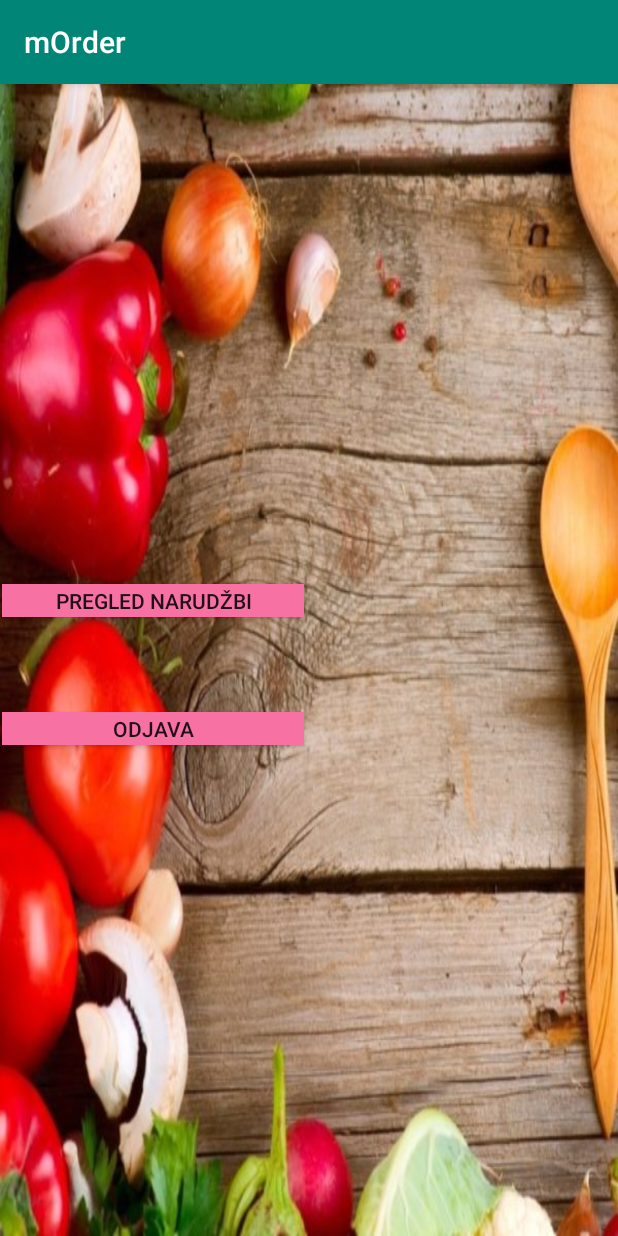
After one commit to ivanmilas1/mOrder, an Android app: the IzbornikDjelatnikActivity screen opened directly, with no data from a screen before it, on a phone screen of 412 x 824 dp. The commit adds this screen. Run offline under Robolectric (Android 15) with nearby library versions, the phone set to English and light mode, and no system bars.

Commit message:
Adding and finishing IzbornikDjelatnikActivity

```diff
--- a/app/src/main/AndroidManifest.xml
+++ b/app/src/main/AndroidManifest.xml
@@ -17,7 +17,8 @@
             </intent-filter>
         </activity>
         <activity android:name=".PrikazStolova" />
-        <activity android:name=".PrijavaDjelatnikActivity"></activity>
+        <activity android:name=".PrijavaDjelatnikActivity" />
+        <activity android:name=".IzbornikDjelatnikActivity"></activity>
     </application>
 
 </manifest>
--- /dev/null
+++ b/app/src/main/java/hr/foi/morder/IzbornikDjelatnikActivity.java
@@ -0,0 +1,23 @@
+package hr.foi.morder;
+
+import android.content.Intent;
+import android.support.v7.app.AppCompatActivity;
+import android.os.Bundle;
+import android.view.View;
+
+public class IzbornikDjelatnikActivity extends AppCompatActivity {
+
+    @Override
+    protected void onCreate(Bundle savedInstanceState) {
+        super.onCreate(savedInstanceState);
+        setContentView(R.layout.activity_izbornik_djelatnik);
+    }
+
+    public void OnClickViewOrders(View view) {
+    }
+
+    public void OnClickSignOut(View view) {
+        Intent intent = new Intent(this, MainActivity.class);
+        startActivity(intent);
+    }
+}
--- a/app/src/main/java/hr/foi/morder/PrijavaDjelatnikActivity.java
+++ b/app/src/main/java/hr/foi/morder/PrijavaDjelatnikActivity.java
@@ -1,5 +1,6 @@
 package hr.foi.morder;
 
+import android.content.Intent;
 import android.os.Bundle;
 import android.support.annotation.NonNull;
 import android.support.v7.app.AppCompatActivity;
@@ -12,10 +13,7 @@ import com.google.android.gms.tasks.Task;
 import com.google.firebase.firestore.DocumentSnapshot;
 import com.google.firebase.firestore.FirebaseFirestore;
 import com.google.firebase.firestore.QuerySnapshot;
-
 import java.util.concurrent.ExecutionException;
-
-import javax.xml.datatype.Duration;
 
 import hr.foi.morder.Entities.Korisnik;
 
@@ -29,12 +27,9 @@ public class PrijavaDjelatnikActivity extends AppCompatActivity {
 
     public void onClickSignIn(View view) throws ExecutionException, InterruptedException {
         EditText editTextPassword = findViewById(R.id.editTextPassword);
-
         String pin = editTextPassword.getText().toString();
-
         // Access a Cloud Firestore instance from your Activity
         FirebaseFirestore db = FirebaseFirestore.getInstance();
-
         db.collection("Korisnik")
                 .whereEqualTo("lozinka", pin)
                 .get()
@@ -42,13 +37,14 @@ public class PrijavaDjelatnikActivity extends AppCompatActivity {
                     @Override
                     public void onComplete(@NonNull Task<QuerySnapshot> task) {
                         if (task.isSuccessful()) {
-                            DocumentSnapshot documentSnapshotKorisnik = null;
                             Korisnik korisnik = null;
                             for (DocumentSnapshot document : task.getResult()) {
                                 korisnik = document.toObject(Korisnik.class);
                             }
                             if (korisnik != null){
-                                Toast.makeText(getApplicationContext(), "Dobrodošli" + korisnik.getImePrezime(), Toast.LENGTH_LONG).show();
+                                Toast.makeText(getApplicationContext(), "Dobrodošli " + korisnik.getImePrezime(), Toast.LENGTH_LONG).show();
+                                Intent intent = new Intent(getApplicationContext(), IzbornikDjelatnikActivity.class);
+                                startActivity(intent);
                             }
                             else{
                                 Toast.makeText(getApplicationContext(), "Neuspješna prijava", Toast.LENGTH_LONG).show();
--- /dev/null
+++ b/app/src/main/res/layout/activity_izbornik_djelatnik.xml
@@ -0,0 +1,37 @@
+<?xml version="1.0" encoding="utf-8"?>
+<android.support.constraint.ConstraintLayout xmlns:android="http://schemas.android.com/apk/res/android"
+    xmlns:app="http://schemas.android.com/apk/res-auto"
+    xmlns:tools="http://schemas.android.com/tools"
+    android:layout_width="match_parent"
+    android:layout_height="match_parent"
+    android:background="@drawable/food_wallpaper_backgroud"
+    tools:context=".IzbornikDjelatnikActivity">
+
+    <Button
+        android:id="@+id/buttonOrdersView"
+        android:layout_width="0dp"
+        android:layout_height="0dp"
+        android:layout_marginTop="333dp"
+        android:layout_marginBottom="63dp"
+        android:background="@color/colorAccent"
+        android:onClick="OnClickViewOrders"
+        android:text="@string/pregled_narudzbi"
+        app:layout_constraintBottom_toTopOf="@+id/buttonSignOut"
+        app:layout_constraintEnd_toEndOf="@+id/buttonSignOut"
+        app:layout_constraintStart_toStartOf="@+id/buttonSignOut"
+        app:layout_constraintTop_toTopOf="parent" />
+
+    <Button
+        android:id="@+id/buttonSignOut"
+        android:layout_width="201dp"
+        android:layout_height="0dp"
+        android:layout_marginEnd="209dp"
+        android:layout_marginBottom="327dp"
+        android:background="@color/colorAccent"
+        android:onClick="OnClickSignOut"
+        android:text="@string/odjava"
+        app:layout_constraintBottom_toBottomOf="parent"
+        app:layout_constraintEnd_toEndOf="parent"
+        app:layout_constraintTop_toBottomOf="@+id/buttonOrdersView" />
+
+</android.support.constraint.ConstraintLayout>
--- a/app/src/main/res/values/strings.xml
+++ b/app/src/main/res/values/strings.xml
@@ -15,4 +15,6 @@
     <string name="dobrodosli">Dobrodošli</string>
     <string name="prijava_kao_djelatnik">Prijava kao djelatnik</string>
     <string name="pin_hint">****</string>
+    <string name="odjava">ODJAVA</string>
+    <string name="pregled_narudzbi">PREGLED NARUDŽBI</string>
 </resources>
```
